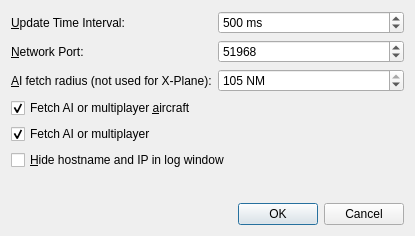
Qt form optionsdialog.ui (albar965/littlenavconnect) before a commit.
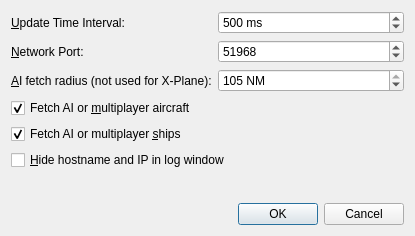
The same form after that commit.

Diff of the .ui file:
```diff
--- a/optionsdialog.ui
+++ b/optionsdialog.ui
@@ -63,7 +63,7 @@
         <string>Deselect to disable fetching and transmission of AI or multiplayer aircraft</string>
        </property>
        <property name="text">
-        <string>Fetch AI or multiplayer &amp;aircraft</string>
+        <string>Fetch AI or &amp;multiplayer aircraft</string>
        </property>
        <property name="checked">
         <bool>true</bool>
@@ -124,7 +124,7 @@
         <string>Deselect to disable fetching and transmission of AI or multiplayer ships. This option does not apply to X-Plane.</string>
        </property>
        <property name="text">
-        <string>Fetch AI or multiplayer</string>
+        <string>Fetch AI or multiplayer &amp;ships</string>
        </property>
        <property name="checked">
         <bool>true</bool>
```
